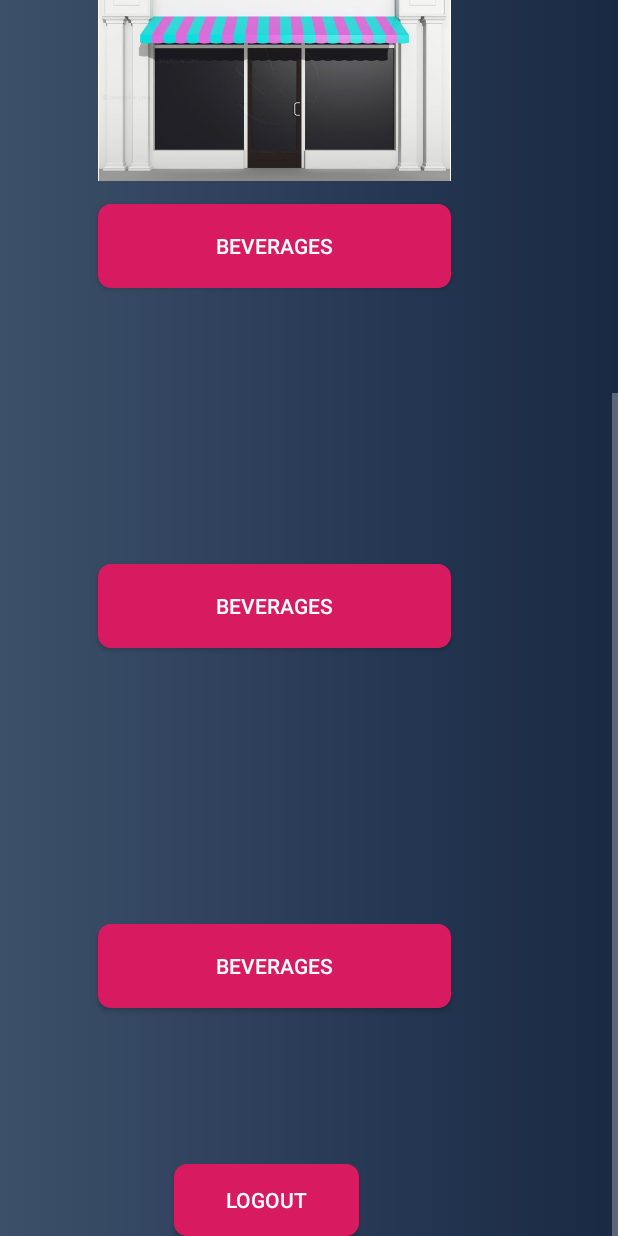
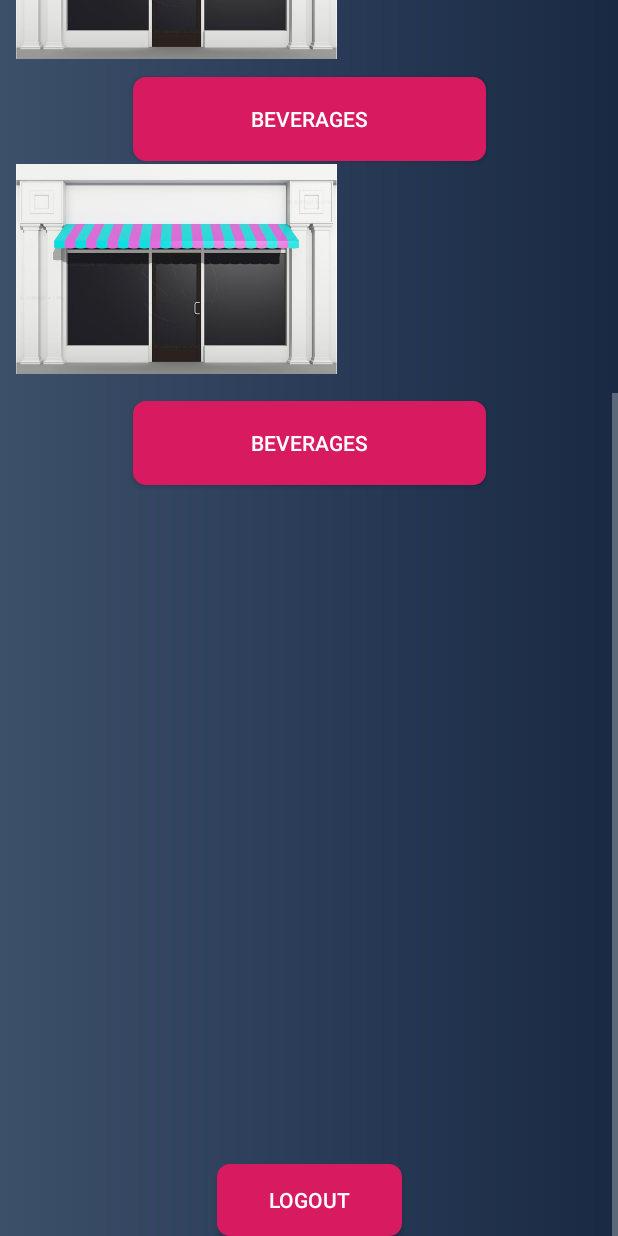
Before and after one commit to CrowMcM/projectTeam, an Android app: the ProfileActivity screen opened directly, with no data from a screen before it, scrolled down 384 dp, on a phone screen of 412 x 824 dp. Run offline under Robolectric (Android 15) with nearby library versions, the phone set to English and light mode, and no system bars; our stand-ins replace Firebase (no records; nobody signed in at launch, a user with empty details on screens opened directly).

Commit message:
fixed vendor page layout

```diff
--- a/app/src/main/res/layout/activity_profile.xml
+++ b/app/src/main/res/layout/activity_profile.xml
@@ -12,7 +12,7 @@
         android:layout_width="match_parent"
         android:layout_height="match_parent"
         tools:layout_editor_absoluteX="0dp"
-        tools:layout_editor_absoluteY="0dp">
+        tools:layout_editor_absoluteY="40dp">
 
         <android.support.constraint.ConstraintLayout
             android:layout_width="match_parent"
@@ -24,9 +24,12 @@
                 android:layout_height="56dp"
                 android:layout_marginStart="65dp"
                 android:layout_marginLeft="65dp"
-                android:layout_marginTop="184dp"
+                android:layout_marginTop="160dp"
+                android:layout_marginEnd="65dp"
+                android:layout_marginRight="65dp"
                 android:background="@drawable/mybutton"
                 android:text="BEVERAGES"
+                app:layout_constraintEnd_toEndOf="parent"
                 app:layout_constraintStart_toStartOf="parent"
                 app:layout_constraintTop_toBottomOf="@+id/beverageBTN3" />
 
@@ -36,23 +39,31 @@
                 android:layout_height="56dp"
                 android:layout_marginStart="65dp"
                 android:layout_marginLeft="65dp"
-                android:layout_marginTop="184dp"
+                android:layout_marginTop="160dp"
+                android:layout_marginEnd="65dp"
+                android:layout_marginRight="65dp"
+                android:layout_marginBottom="16dp"
                 android:background="@drawable/mybutton"
                 android:text="BEVERAGES"
+                app:layout_constraintBottom_toTopOf="@+id/buttonLogout"
+                app:layout_constraintEnd_toEndOf="parent"
                 app:layout_constraintStart_toStartOf="parent"
-                app:layout_constraintTop_toBottomOf="@+id/beverageBTN" />
+                app:layout_constraintTop_toBottomOf="@+id/beverageBTN"
+                app:layout_constraintVertical_bias="0.0" />
 
             <Button
                 android:id="@+id/beverageBTN2"
                 android:layout_width="235dp"
-                android:layout_height="56dp"
+                android:layout_height="59dp"
                 android:layout_marginStart="65dp"
                 android:layout_marginLeft="65dp"
-                android:layout_marginTop="280dp"
+                android:layout_marginEnd="65dp"
+                android:layout_marginRight="65dp"
                 android:background="@drawable/mybutton"
                 android:text="BEVERAGES"
+                app:layout_constraintEnd_toEndOf="parent"
                 app:layout_constraintStart_toStartOf="parent"
-                app:layout_constraintTop_toTopOf="parent" />
+                tools:layout_editor_absoluteY="335dp" />
 
             <Button
                 android:id="@+id/beverageBTN3"
@@ -60,9 +71,12 @@
                 android:layout_height="56dp"
                 android:layout_marginStart="65dp"
                 android:layout_marginLeft="65dp"
-                android:layout_marginTop="184dp"
+                android:layout_marginTop="160dp"
+                android:layout_marginEnd="65dp"
+                android:layout_marginRight="65dp"
                 android:background="@drawable/mybutton"
                 android:text="BEVERAGES"
+                app:layout_constraintEnd_toEndOf="parent"
                 app:layout_constraintStart_toStartOf="parent"
                 app:layout_constraintTop_toBottomOf="@+id/beverageBTN2" />
 
@@ -70,39 +84,77 @@
                 android:id="@+id/buttonLogout"
                 android:layout_width="123dp"
                 android:layout_height="48dp"
-                android:layout_marginStart="116dp"
-                android:layout_marginLeft="116dp"
+                android:layout_marginStart="65dp"
+                android:layout_marginLeft="65dp"
                 android:layout_marginTop="1160dp"
+                android:layout_marginEnd="65dp"
+                android:layout_marginRight="65dp"
                 android:background="@drawable/mybutton"
                 android:text="Logout"
+                app:layout_constraintEnd_toEndOf="parent"
                 app:layout_constraintStart_toStartOf="parent"
                 app:layout_constraintTop_toTopOf="parent" />
 
             <ImageView
-                android:id="@+id/BevTem1"
+                android:id="@+id/imageView5"
+                android:layout_width="100dp"
+                android:layout_height="150dp"
+                android:layout_marginStart="8dp"
+                android:layout_marginLeft="8dp"
+                android:layout_marginEnd="8dp"
+                android:layout_marginRight="8dp"
+                android:layout_gravity="center_horizontal"
+                app:layout_constraintEnd_toEndOf="parent"
+                app:layout_constraintStart_toStartOf="parent"
+                app:srcCompat="@drawable/logoapp"
+                tools:layout_editor_absoluteY="16dp" />
+
+            <ImageView
+                android:id="@+id/bevtem1"
                 android:layout_width="235dp"
-                android:layout_height="180dp"
+                android:layout_height="140dp"
                 android:layout_gravity="center_horizontal"
-                android:layout_marginStart="64dp"
-                android:layout_marginBottom="8dp"
-                android:contentDescription="Vendor Generic Template"
+                android:layout_marginBottom="16dp"
                 app:layout_constraintBottom_toTopOf="@+id/beverageBTN2"
+                app:srcCompat="@drawable/storefront"
+                tools:layout_editor_absoluteX="88dp" />
+
+            <ImageView
+                android:id="@+id/bevtem2"
+                android:layout_width="235dp"
+                android:layout_height="140dp"
+                android:layout_gravity="center_horizontal"
+                android:layout_marginStart="65dp"
+                android:layout_marginLeft="65dp"
+                android:layout_marginTop="8dp"
+                android:layout_marginEnd="65dp"
+                android:layout_marginRight="65dp"
+                app:layout_constraintEnd_toEndOf="parent"
                 app:layout_constraintStart_toStartOf="parent"
+                app:layout_constraintTop_toBottomOf="@+id/beverageBTN2"
                 app:srcCompat="@drawable/storefront" />
 
             <ImageView
-                android:id="@+id/BevTem2"
+                android:id="@+id/bevtem3"
                 android:layout_width="235dp"
-                android:layout_height="180dp"
-                android:layout_gravity="center"
-                android:layout_marginStart="65dp"
+                android:layout_height="140dp"
+                android:layout_gravity="center_horizontal"
                 android:layout_marginTop="8dp"
+                android:contentDescription="vendor template no 3"
+                app:layout_constraintTop_toBottomOf="@+id/beverageBTN3"
+                app:srcCompat="@drawable/storefront"
+                tools:layout_editor_absoluteX="88dp" />
+
+            <ImageView
+                android:id="@+id/imageView13"
+                android:layout_width="235dp"
+                android:layout_height="140dp"
                 android:layout_marginBottom="8dp"
-                android:contentDescription="generic vendor template no2"
-                app:layout_constraintBottom_toTopOf="@+id/beverageBTN3"
-                app:layout_constraintStart_toStartOf="parent"
-                app:layout_constraintTop_toBottomOf="@+id/beverageBTN2"
-                app:srcCompat="@drawable/storefront" />
+                app:layout_constraintBottom_toTopOf="@+id/beverageBTN1"
+                app:layout_constraintTop_toBottomOf="@+id/beverageBTN"
+                app:layout_constraintVertical_bias="0.174"
+                app:srcCompat="@drawable/storefront"
+                tools:layout_editor_absoluteX="88dp" />
 
         </android.support.constraint.ConstraintLayout>
     </ScrollView>
```
